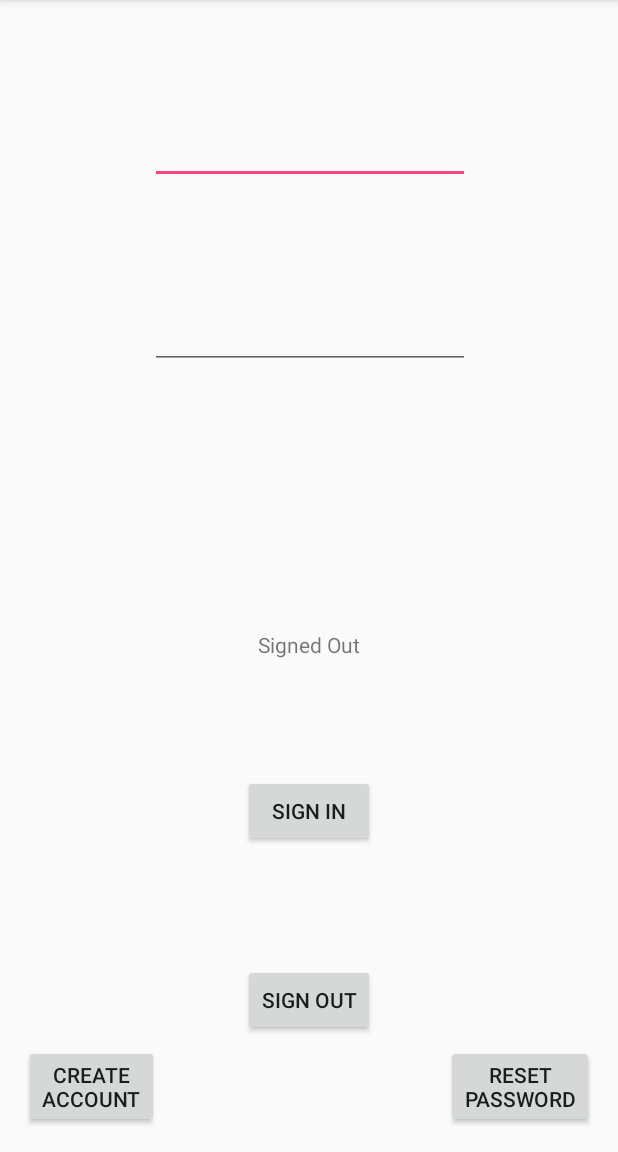
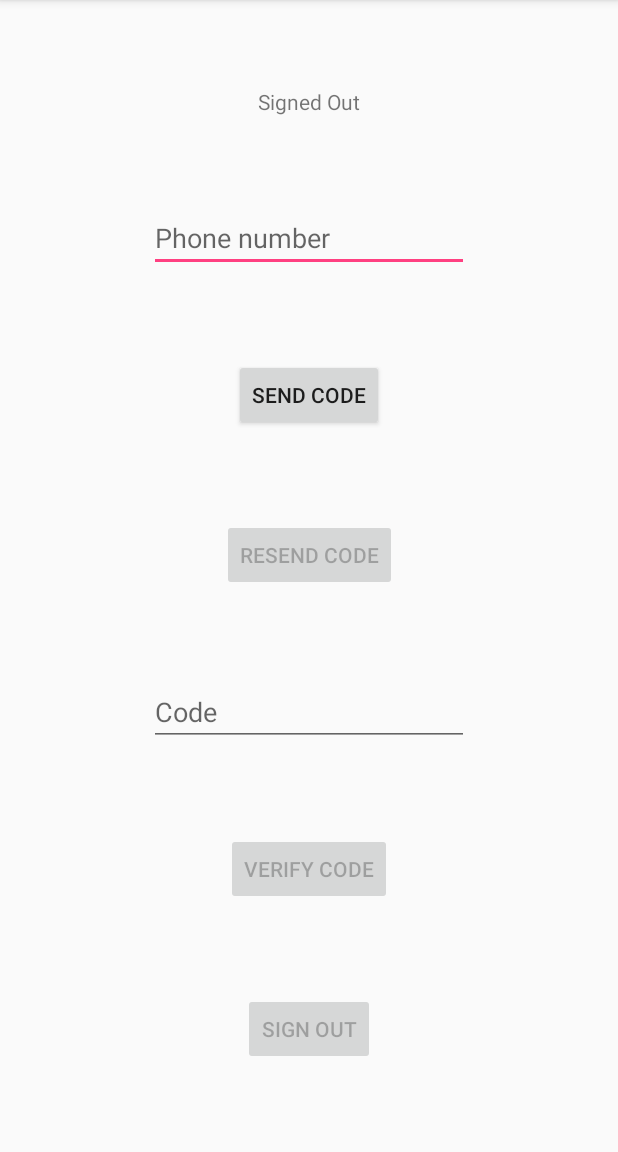
Before and after one commit to delaroy/EmailPasswordAuth, an Android app: the screen it shows after launch (MainActivity), on a phone screen of 412 x 824 dp, the part 84-1236 px from its top. Run offline under Robolectric (Android 15) with nearby library versions, the phone set to English and light mode, and no system bars; our stand-ins replace Firebase (no records; nobody signed in at launch, a user with empty details on screens opened directly).

Commit message:
phoneauthentication

```diff
--- a/app/src/main/AndroidManifest.xml
+++ b/app/src/main/AndroidManifest.xml
@@ -16,6 +16,7 @@
                 <category android:name="android.intent.category.LAUNCHER" />
             </intent-filter>
         </activity>
+
     </application>
 
 </manifest>
--- a/app/src/main/java/com/delaroystudios/emailpasswordauth/MainActivity.java
+++ b/app/src/main/java/com/delaroystudios/emailpasswordauth/MainActivity.java
@@ -3,156 +3,177 @@ package com.delaroystudios.emailpasswordauth;
 import android.support.annotation.NonNull;
 import android.support.v7.app.AppCompatActivity;
 import android.os.Bundle;
+import android.util.Log;
 import android.view.View;
+import android.widget.Button;
 import android.widget.EditText;
 import android.widget.TextView;
-import android.widget.Toast;
 
 import com.google.android.gms.tasks.OnCompleteListener;
 import com.google.android.gms.tasks.Task;
+import com.google.firebase.FirebaseException;
+import com.google.firebase.FirebaseTooManyRequestsException;
 import com.google.firebase.auth.AuthResult;
 import com.google.firebase.auth.FirebaseAuth;
+import com.google.firebase.auth.FirebaseAuthInvalidCredentialsException;
 import com.google.firebase.auth.FirebaseUser;
+import com.google.firebase.auth.PhoneAuthCredential;
+import com.google.firebase.auth.PhoneAuthProvider;
+
+import java.util.concurrent.TimeUnit;
 
 public class MainActivity extends AppCompatActivity {
-    private TextView userText;
+
+    private static final String TAG = "PhoneAuth";
+
+    private EditText phoneText;
+    private EditText codeText;
+    private Button verifyButton;
+    private Button sendButton;
+    private Button resendButton;
+    private Button signoutButton;
     private TextView statusText;
-    private EditText emailText;
-    private EditText passwordText;
+
+    private String phoneVerificationId;
+    private PhoneAuthProvider.OnVerificationStateChangedCallbacks
+            verificationCallbacks;
+    private PhoneAuthProvider.ForceResendingToken resendToken;
 
     private FirebaseAuth fbAuth;
-    private FirebaseAuth.AuthStateListener authListener;
 
     @Override
     protected void onCreate(Bundle savedInstanceState) {
         super.onCreate(savedInstanceState);
         setContentView(R.layout.activity_main);
 
-        userText = (TextView) findViewById(R.id.userText);
+        phoneText = (EditText) findViewById(R.id.phoneText);
+        codeText = (EditText) findViewById(R.id.codeText);
+        verifyButton = (Button) findViewById(R.id.verifyButton);
+        sendButton = (Button) findViewById(R.id.sendButton);
+        resendButton = (Button) findViewById(R.id.resendButton);
+        signoutButton = (Button) findViewById(R.id.signoutButton);
         statusText = (TextView) findViewById(R.id.statusText);
-        emailText = (EditText) findViewById(R.id.emailText);
-        passwordText = (EditText) findViewById(R.id.passwordText);
-        userText.setText("");
+
+        verifyButton.setEnabled(false);
+        resendButton.setEnabled(false);
+        signoutButton.setEnabled(false);
         statusText.setText("Signed Out");
 
         fbAuth = FirebaseAuth.getInstance();
 
-        authListener = new FirebaseAuth.AuthStateListener() {
-            @Override
-            public void onAuthStateChanged(@NonNull FirebaseAuth firebaseAuth) {
-
-                FirebaseUser user = firebaseAuth.getCurrentUser();
-
-                if (user != null) {
-                    userText.setText(user.getEmail());
-                    statusText.setText("Signed In");
-
-                } else {
-                    userText.setText("");
-                    statusText.setText("Signed Out");
-                }
-            }
-        };
 
     }
 
+    public void sendCode(View view) {
+
+        String phoneNumber = phoneText.getText().toString();
+
+        setUpVerificatonCallbacks();
+
+        PhoneAuthProvider.getInstance().verifyPhoneNumber(
+                phoneNumber,        // Phone number to verify
+                60,                 // Timeout duration
+                TimeUnit.SECONDS,   // Unit of timeout
+                this,               // Activity (for callback binding)
+                verificationCallbacks);
+    }
+
+    private void setUpVerificatonCallbacks() {
+
+        verificationCallbacks =
+                new PhoneAuthProvider.OnVerificationStateChangedCallbacks() {
+
                     @Override
-    public void onStart() {
-        super.onStart();
-        fbAuth.addAuthStateListener(authListener);
+                    public void onVerificationCompleted(
+                            PhoneAuthCredential credential) {
+
+                        signoutButton.setEnabled(true);
+                        statusText.setText("Signed In");
+                        resendButton.setEnabled(false);
+                        verifyButton.setEnabled(false);
+                        codeText.setText("");
+                        signInWithPhoneAuthCredential(credential);
                     }
 
                     @Override
-    public void onStop() {
-        super.onStop();
-        if (authListener != null) {
-            fbAuth.removeAuthStateListener(authListener);
+                    public void onVerificationFailed(FirebaseException e) {
+
+                        if (e instanceof FirebaseAuthInvalidCredentialsException) {
+                            // Invalid request
+                            Log.d(TAG, "Invalid credential: "
+                                    + e.getLocalizedMessage());
+                        } else if (e instanceof FirebaseTooManyRequestsException) {
+                            // SMS quota exceeded
+                            Log.d(TAG, "SMS Quota exceeded.");
                         }
                     }
 
-    public void createAccount(View view) {
-        String email = emailText.getText().toString();
-        String password = passwordText.getText().toString();
+                    @Override
+                    public void onCodeSent(String verificationId,
+                                           PhoneAuthProvider.ForceResendingToken token) {
 
-        if (email.length() == 0) {
-            emailText.setError("Enter an email address");
-            return;
+                        phoneVerificationId = verificationId;
+                        resendToken = token;
+
+                        verifyButton.setEnabled(true);
+                        sendButton.setEnabled(false);
+                        resendButton.setEnabled(true);
+                    }
+                };
     }
 
-        if (password.length() < 6) {
-            passwordText.setError("Password must be at least 6 characters");
-            return;
+    public void verifyCode(View view) {
+
+        String code = codeText.getText().toString();
+
+        PhoneAuthCredential credential =
+                PhoneAuthProvider.getCredential(phoneVerificationId, code);
+        signInWithPhoneAuthCredential(credential);
     }
 
-        fbAuth.createUserWithEmailAndPassword(email, password)
-                .addOnCompleteListener(this,
-                        new OnCompleteListener<AuthResult>() {
+    private void signInWithPhoneAuthCredential(PhoneAuthCredential credential) {
+        fbAuth.signInWithCredential(credential)
+                .addOnCompleteListener(this, new OnCompleteListener<AuthResult>() {
                     @Override
                     public void onComplete(@NonNull Task<AuthResult> task) {
+                        if (task.isSuccessful()) {
+                            signoutButton.setEnabled(true);
+                            codeText.setText("");
+                            statusText.setText("Signed In");
+                            resendButton.setEnabled(false);
+                            verifyButton.setEnabled(false);
+                            FirebaseUser user = task.getResult().getUser();
 
-                                if (!task.isSuccessful()) {
-                                    notifyUser("Account creation failed");
+                        } else {
+                            if (task.getException() instanceof
+                                    FirebaseAuthInvalidCredentialsException) {
+                                // The verification code entered was invalid
+                            }
                         }
                     }
                 });
-
     }
 
-    public void signIn(View view) {
+    public void resendCode(View view) {
 
-        String email = emailText.getText().toString();
-        String password = passwordText.getText().toString();
+        String phoneNumber = phoneText.getText().toString();
 
-        if (email.length() == 0) {
-            emailText.setError("Enter an email address");
-            return;
-        }
+        setUpVerificatonCallbacks();
 
-        if (password.length() < 6) {
-            passwordText.setError("Password must be at least 6 characters");
-            return;
-        }
-
-        fbAuth.signInWithEmailAndPassword(email, password)
-                .addOnCompleteListener(this,
-                        new OnCompleteListener<AuthResult>() {
-                            @Override
-                            public void onComplete(@NonNull
-                                                           Task<AuthResult> task) {
-
-                                if (!task.isSuccessful()) {
-                                    notifyUser("Authentication failed");
-                                }
-                            }
-                        });
-
+        PhoneAuthProvider.getInstance().verifyPhoneNumber(
+                phoneNumber,
+                60,
+                TimeUnit.SECONDS,
+                this,
+                verificationCallbacks,
+                resendToken);
     }
 
     public void signOut(View view) {
         fbAuth.signOut();
+        statusText.setText("Signed Out");
+        signoutButton.setEnabled(false);
+        sendButton.setEnabled(true);
     }
 
-    public void resetPassword(View view) {
-
-        String email = emailText.getText().toString();
-
-        if (email.length() == 0) {
-            emailText.setError("Enter an email address");
-            return;
 }
-
-        fbAuth.sendPasswordResetEmail(email)
-                .addOnCompleteListener(new OnCompleteListener<Void>() {
-                    @Override
-                    public void onComplete(@NonNull Task<Void> task) {
-                        if (task.isSuccessful()) {
-                            notifyUser("Reset email sent");
-                        }
-                    }
-                });
-    }
-    private void notifyUser(String message) {
-        Toast.makeText(MainActivity.this, message,
-                Toast.LENGTH_SHORT).show();
-    }
-}
--- a/app/src/main/res/layout/activity_main.xml
+++ b/app/src/main/res/layout/activity_main.xml
@@ -6,63 +6,75 @@
     android:layout_height="match_parent"
     tools:context="com.delaroystudios.emailpasswordauth.MainActivity">
 
-    <EditText
-        android:id="@+id/emailText"
-        android:layout_width="wrap_content"
-        android:layout_height="wrap_content"
-        android:ems="10"
-        android:inputType="textEmailAddress"
-        app:layout_constraintRight_toRightOf="parent"
-        app:layout_constraintLeft_toLeftOf="parent"
-        app:layout_constraintBottom_toTopOf="@+id/passwordText"
-        app:layout_constraintTop_toTopOf="parent"
-        app:layout_constraintHorizontal_bias="0.502" />
-
-    <EditText
-        android:id="@+id/passwordText"
-        android:layout_width="wrap_content"
-        android:layout_height="wrap_content"
-        android:ems="10"
-        android:inputType="textPassword"
-        app:layout_constraintRight_toRightOf="parent"
-        app:layout_constraintLeft_toLeftOf="parent"
-        app:layout_constraintBottom_toTopOf="@+id/userText"
-        app:layout_constraintTop_toBottomOf="@+id/emailText"
-        app:layout_constraintHorizontal_bias="0.502" />
-
-    <TextView
-        android:id="@+id/userText"
-        android:layout_width="wrap_content"
-        android:layout_height="wrap_content"
-        android:text="TextView"
-        app:layout_constraintRight_toRightOf="parent"
-        app:layout_constraintLeft_toLeftOf="parent"
-        app:layout_constraintBottom_toTopOf="@+id/statusText"
-        app:layout_constraintTop_toBottomOf="@+id/passwordText" />
-
     <TextView
         android:id="@+id/statusText"
         android:layout_width="wrap_content"
         android:layout_height="wrap_content"
-        android:text="TextView"
+        android:text="Signed Out"
         app:layout_constraintRight_toRightOf="parent"
         app:layout_constraintLeft_toLeftOf="parent"
-        app:layout_constraintBottom_toTopOf="@+id/button2"
-        app:layout_constraintTop_toBottomOf="@+id/userText" />
+        app:layout_constraintBottom_toTopOf="@+id/phoneText"
+        app:layout_constraintTop_toTopOf="parent" />
 
-    <Button
-        android:id="@+id/button2"
+    <EditText
+        android:id="@+id/phoneText"
         android:layout_width="wrap_content"
         android:layout_height="wrap_content"
-        android:onClick="signIn"
-        android:text="Sign In"
-        app:layout_constraintBottom_toTopOf="@+id/button3"
+        android:ems="10"
+        android:hint="Phone number"
+        android:inputType="phone"
+        app:layout_constraintRight_toRightOf="parent"
         app:layout_constraintLeft_toLeftOf="parent"
-        app:layout_constraintRight_toRightOf="parent"
+        app:layout_constraintBottom_toTopOf="@+id/sendButton"
         app:layout_constraintTop_toBottomOf="@+id/statusText" />
 
     <Button
-        android:id="@+id/button3"
+        android:id="@+id/sendButton"
+        android:layout_width="wrap_content"
+        android:layout_height="wrap_content"
+        android:onClick="sendCode"
+        android:text="Send Code"
+        app:layout_constraintBottom_toTopOf="@+id/resendButton"
+        app:layout_constraintLeft_toLeftOf="parent"
+        app:layout_constraintRight_toRightOf="parent"
+        app:layout_constraintTop_toBottomOf="@+id/phoneText" />
+
+    <Button
+        android:id="@+id/resendButton"
+        android:layout_width="wrap_content"
+        android:layout_height="wrap_content"
+        android:onClick="resendCode"
+        android:text="Resend Code"
+        app:layout_constraintBottom_toTopOf="@+id/codeText"
+        app:layout_constraintLeft_toLeftOf="parent"
+        app:layout_constraintRight_toRightOf="parent"
+        app:layout_constraintTop_toBottomOf="@+id/sendButton" />
+
+    <EditText
+        android:id="@+id/codeText"
+        android:layout_width="wrap_content"
+        android:layout_height="wrap_content"
+        android:ems="10"
+        android:hint="Code"
+        android:inputType="number"
+        app:layout_constraintRight_toRightOf="parent"
+        app:layout_constraintLeft_toLeftOf="parent"
+        app:layout_constraintBottom_toTopOf="@+id/verifyButton"
+        app:layout_constraintTop_toBottomOf="@+id/resendButton" />
+
+    <Button
+        android:id="@+id/verifyButton"
+        android:layout_width="wrap_content"
+        android:layout_height="wrap_content"
+        android:onClick="verifyCode"
+        android:text="Verify Code"
+        app:layout_constraintBottom_toTopOf="@+id/signoutButton"
+        app:layout_constraintLeft_toLeftOf="parent"
+        app:layout_constraintRight_toRightOf="parent"
+        app:layout_constraintTop_toBottomOf="@+id/codeText" />
+
+    <Button
+        android:id="@+id/signoutButton"
         android:layout_width="wrap_content"
         android:layout_height="wrap_content"
         android:onClick="signOut"
@@ -70,28 +82,5 @@
         app:layout_constraintBottom_toBottomOf="parent"
         app:layout_constraintLeft_toLeftOf="parent"
         app:layout_constraintRight_toRightOf="parent"
-        app:layout_constraintTop_toBottomOf="@+id/button2" />
-
-    <Button
-        android:id="@+id/button5"
-        android:layout_width="wrap_content"
-        android:layout_height="wrap_content"
-        android:layout_marginBottom="16dp"
-        android:layout_marginLeft="16dp"
-        android:onClick="createAccount"
-        android:text="Create\nAccount"
-        app:layout_constraintBottom_toBottomOf="parent"
-        app:layout_constraintLeft_toLeftOf="parent" />
-
-    <Button
-        android:id="@+id/button6"
-        android:layout_width="wrap_content"
-        android:layout_height="wrap_content"
-        android:layout_marginBottom="16dp"
-        android:layout_marginRight="16dp"
-        android:onClick="resetPassword"
-        android:text="Reset\nPassword"
-        app:layout_constraintBottom_toBottomOf="parent"
-        app:layout_constraintRight_toRightOf="parent" />
-
+        app:layout_constraintTop_toBottomOf="@+id/verifyButton" />
 </android.support.constraint.ConstraintLayout>
```
Also changed, not shown: app/build.gradle (+7 -5 lines), app/src/main/res/values/colors.xml (+8 -0 lines), app/src/main/res/values/styles.xml (+12 -0 lines). Lines whose indentation alone changed are shown as unchanged.
